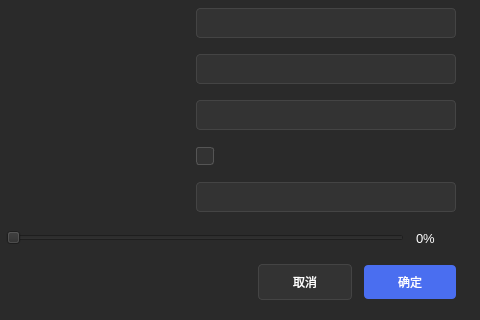
This is src/app/settings_panel.ui in fancrystal/livePCWindows as Qt 5 draws it before an edit; both pictures show x 240 to 720 and y 310 to 630 of the 720 by 630 pixel window. The edited form follows.
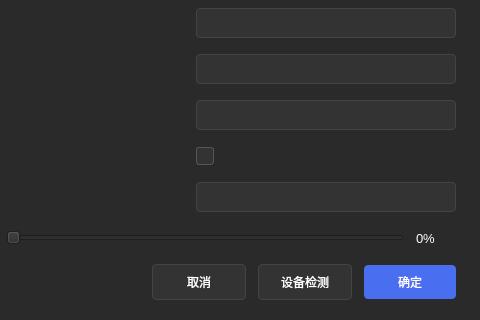
This is the edited form.

Patch:
```diff
--- a/src/app/settings_panel.ui
+++ b/src/app/settings_panel.ui
@@ -678,6 +678,16 @@
 										</property>
 									</widget>
 								</item>
+								<item>
+									<widget class="QPushButton" name="pushButton_checkDevice">
+										<property name="text">
+											<string>设备检测</string>
+										</property>
+										<property name="toolTip">
+											<string>检测摄像头、麦克风和网络连接</string>
+										</property>
+									</widget>
+								</item>
 								<item>
 									<widget class="QPushButton" name="pushButton_ok">
 										<property name="text">
```
